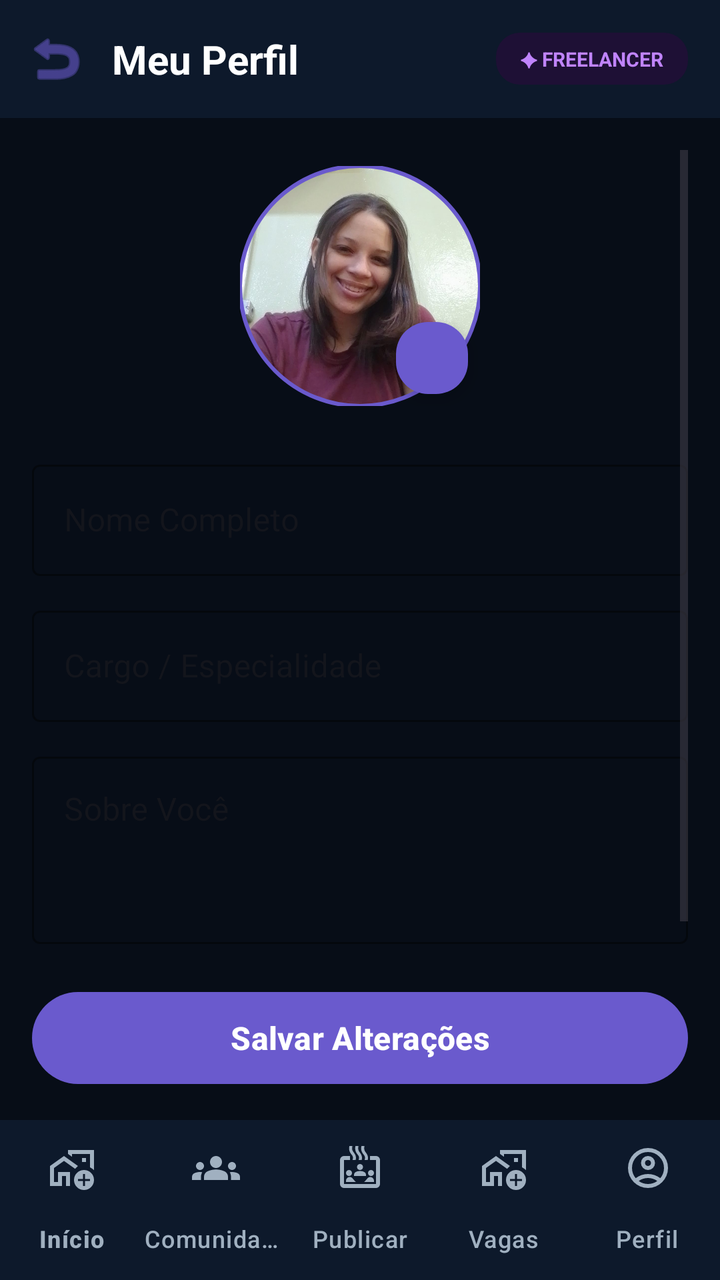
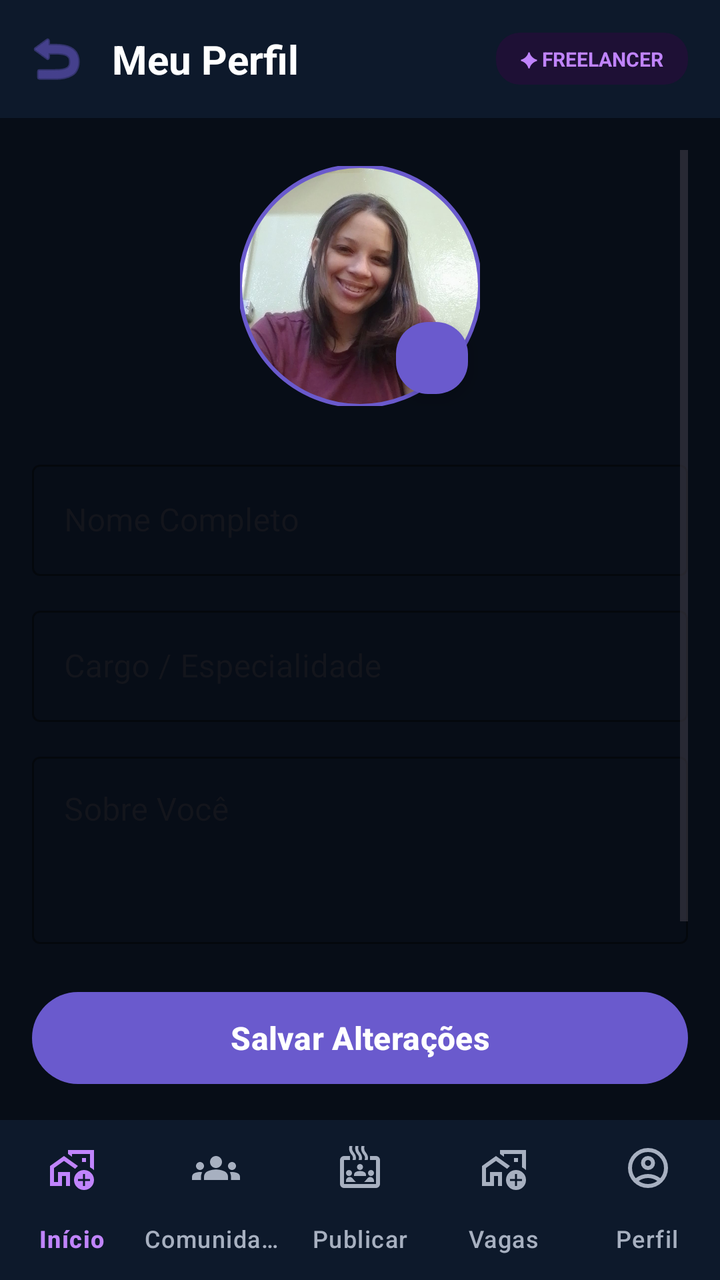

Screens rendered from an Android XML layout before and after an edit, with the pre-edit source and the edit as a unified diff.
<!-- AndroidManifest.xml: application theme Theme.MyApplication -->
<!-- res/layout/activity_profile.xml -->
<?xml version="1.0" encoding="utf-8"?>
<RelativeLayout xmlns:android="http://schemas.android.com/apk/res/android"
    xmlns:app="http://schemas.android.com/apk/res-auto"
    android:layout_width="match_parent"
    android:layout_height="match_parent"
    android:background="#070D17">

    
    <RelativeLayout
        android:id="@+id/headerProfile"
        android:layout_width="match_parent"
        android:layout_height="wrap_content"
        android:layout_alignParentTop="true"
        android:background="#0D192B"
        android:padding="16dp">

        <ImageButton
            android:id="@+id/btnBack"
            android:layout_width="24dp"
            android:layout_height="24dp"
            android:layout_centerVertical="true"
            android:background="?attr/selectableItemBackgroundBorderless"
            android:src="@android:drawable/ic_menu_revert"
            app:tint="#6A5ACD" />

        <TextView
            android:layout_width="wrap_content"
            android:layout_height="wrap_content"
            android:layout_centerVertical="true"
            android:layout_marginStart="16dp"
            android:layout_toEndOf="@id/btnBack"
            android:text="Meu Perfil"
            android:textColor="#FFFFFF"
            android:textSize="20sp"
            android:textStyle="bold" />

        
        <TextView
            android:id="@+id/txtUserBadge"
            android:layout_width="wrap_content"
            android:layout_height="wrap_content"
            android:layout_alignParentEnd="true"
            android:layout_centerVertical="true"
            android:background="@drawable/bg_badge_talent"
            android:paddingHorizontal="12dp"
            android:paddingVertical="6dp"
            android:text="✦ FREELANCER"
            android:textColor="#C084FC"
            android:textSize="10sp"
            android:textStyle="bold" />
    </RelativeLayout>

    <ScrollView
        android:layout_width="match_parent"
        android:layout_height="match_parent"
        android:layout_above="@id/bottomNavigation"
        android:layout_below="@id/headerProfile"
        android:padding="16dp">

        <LinearLayout
            android:layout_width="match_parent"
            android:layout_height="wrap_content"
            android:gravity="center_horizontal"
            android:orientation="vertical">

            
            <RelativeLayout
                android:layout_width="120dp"
                android:layout_height="120dp"
                android:layout_marginTop="8dp"
                android:layout_marginBottom="24dp">

                <com.google.android.material.imageview.ShapeableImageView
                    android:id="@+id/imgProfile"
                    android:layout_width="120dp"
                    android:layout_height="120dp"
                    android:scaleType="centerCrop"
                    android:src="@drawable/perfilkaren"
                    app:shapeAppearanceOverlay="@style/ShapeAppearance.Material3.Corner.Full"
                    app:strokeColor="#6A5ACD"
                    app:strokeWidth="2dp" />

                <com.google.android.material.floatingactionbutton.FloatingActionButton
                    android:id="@+id/btnChangePhoto"
                    android:layout_width="wrap_content"
                    android:layout_height="wrap_content"
                    android:layout_alignParentEnd="true"
                    android:layout_alignParentBottom="true"
                    android:contentDescription="Trocar Foto"
                    app:backgroundTint="#6A5ACD"
                    app:fabCustomSize="36dp"
                    app:icon="@android:drawable/ic_menu_camera"
                    app:iconTint="#FFFFFF"
                    app:tint="#FFFFFF" />
            </RelativeLayout>

            
            <com.google.android.material.textfield.TextInputLayout
                style="@style/Widget.MaterialComponents.TextInputLayout.OutlinedBox"
                android:layout_width="match_parent"
                android:layout_height="wrap_content"
                android:layout_marginBottom="12dp"
                android:hint="Nome Completo"
                app:boxStrokeColor="#6A5ACD"
                app:hintTextColor="#6A5ACD">

                <com.google.android.material.textfield.TextInputEditText
                    android:id="@+id/edtName"
                    android:layout_width="match_parent"
                    android:layout_height="wrap_content"
                    android:textColor="#FFFFFF" />
            </com.google.android.material.textfield.TextInputLayout>

            <com.google.android.material.textfield.TextInputLayout
                style="@style/Widget.MaterialComponents.TextInputLayout.OutlinedBox"
                android:layout_width="match_parent"
                android:layout_height="wrap_content"
                android:layout_marginBottom="12dp"
                android:hint="Cargo / Especialidade"
                app:boxStrokeColor="#6A5ACD"
                app:hintTextColor="#6A5ACD">

                <com.google.android.material.textfield.TextInputEditText
                    android:id="@+id/edtTitle"
                    android:layout_width="match_parent"
                    android:layout_height="wrap_content"
                    android:textColor="#FFFFFF" />
            </com.google.android.material.textfield.TextInputLayout>

            <com.google.android.material.textfield.TextInputLayout
                style="@style/Widget.MaterialComponents.TextInputLayout.OutlinedBox"
                android:layout_width="match_parent"
                android:layout_height="wrap_content"
                android:layout_marginBottom="20dp"
                android:hint="Sobre Você"
                app:boxStrokeColor="#6A5ACD"
                app:hintTextColor="#6A5ACD">

                <com.google.android.material.textfield.TextInputEditText
                    android:id="@+id/edtBio"
                    android:layout_width="match_parent"
                    android:layout_height="wrap_content"
                    android:gravity="top|start"
                    android:minLines="3"
                    android:textColor="#FFFFFF" />
            </com.google.android.material.textfield.TextInputLayout>

            
            <com.google.android.material.button.MaterialButton
                android:id="@+id/btnSaveProfile"
                android:layout_width="match_parent"
                android:layout_height="54dp"
                android:text="Salvar Alterações"
                android:textColor="#FFFFFF"
                android:textSize="16sp"
                android:textStyle="bold"
                app:backgroundTint="#6A5ACD"
                app:cornerRadius="28dp" />

            
            <com.google.android.material.button.MaterialButton
                android:id="@+id/btnLogout"
                style="@style/Widget.MaterialComponents.Button.OutlinedButton"
                android:layout_width="match_parent"
                android:layout_height="54dp"
                android:layout_marginTop="12dp"
                android:text="Sair da Conta"
                android:textColor="#FF5252"
                android:textSize="14sp"
                app:cornerRadius="28dp"
                app:strokeColor="#FF5252"
                app:strokeWidth="1dp" />

            
            <Button
                android:id="@+id/btnDeleteAccount"
                style="@style/Widget.MaterialComponents.Button.TextButton"
                android:layout_width="wrap_content"
                android:layout_height="wrap_content"
                android:layout_marginTop="8dp"
                android:text="Excluir minha conta"
                android:textColor="#888888"
                android:textSize="12sp" />

        </LinearLayout>
    </ScrollView>

    
    <com.google.android.material.bottomnavigation.BottomNavigationView
        android:id="@+id/bottomNavigation"
        android:layout_width="match_parent"
        android:layout_height="wrap_content"
        android:layout_alignParentBottom="true"
        android:background="#0D192B"
        app:itemIconTint="#A0B0C0"
        app:itemTextColor="#A0B0C0"
        app:labelVisibilityMode="labeled"
        app:menu="@menu/bottom_nav_menu" />

</RelativeLayout>
<!-- resources referenced by this layout -->
<resources>
  <!-- drawable bg_badge_talent (drawable) -->
  <?xml version="1.0" encoding="utf-8"?>
  <shape xmlns:android="http://schemas.android.com/apk/res/android"
         android:shape="rectangle">
      <solid android:color="#1E1035" />
      <corners android:radius="12dp" />
  </shape>
  <!-- drawable perfilkaren: jpeg bitmap (drawable, 78127 bytes) -->
  <style name="Theme.MyApplication" parent="Base.Theme.MyApplication" />
  <style name="Base.Theme.MyApplication" parent="Theme.Material3.DayNight.NoActionBar">
          
          
      </style>
</resources>

<!-- the commit's change to res/layout/activity_profile.xml (unified diff, before → after) -->
@@ -192,8 +192,8 @@
         android:layout_height="wrap_content"
         android:layout_alignParentBottom="true"
         android:background="#0D192B"
-        app:itemIconTint="#A0B0C0"
-        app:itemTextColor="#A0B0C0"
+        app:itemIconTint="@color/bottom_nav_item_color"
+        app:itemTextColor="@color/bottom_nav_item_color"
         app:labelVisibilityMode="labeled"
         app:menu="@menu/bottom_nav_menu" />
 
